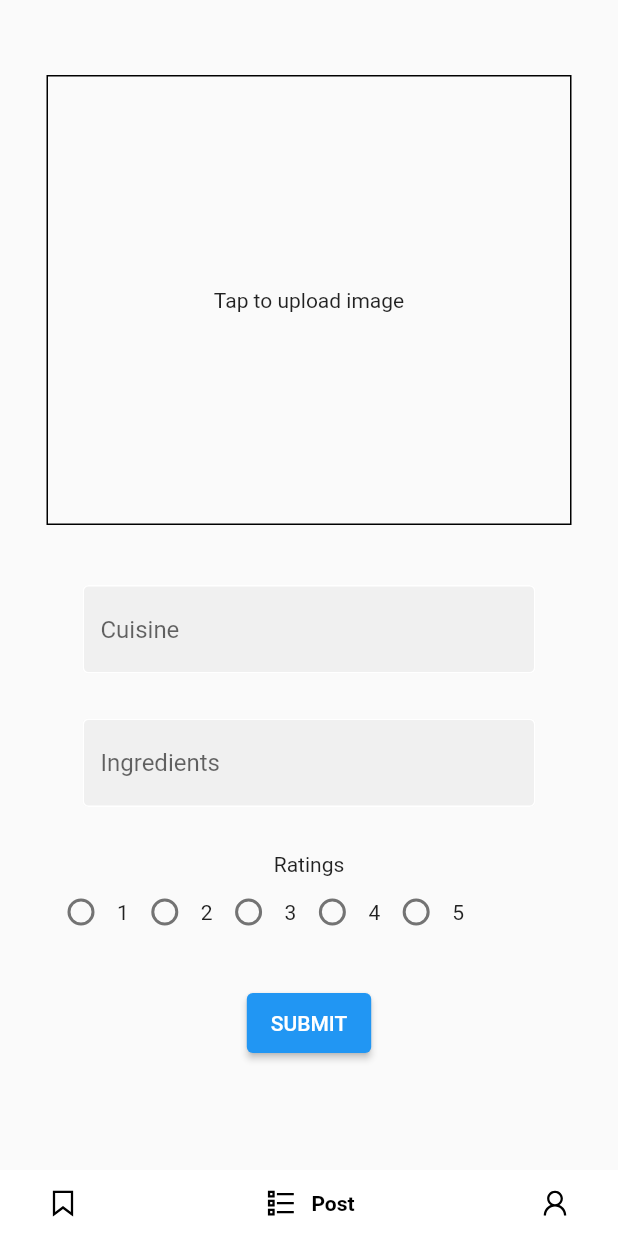
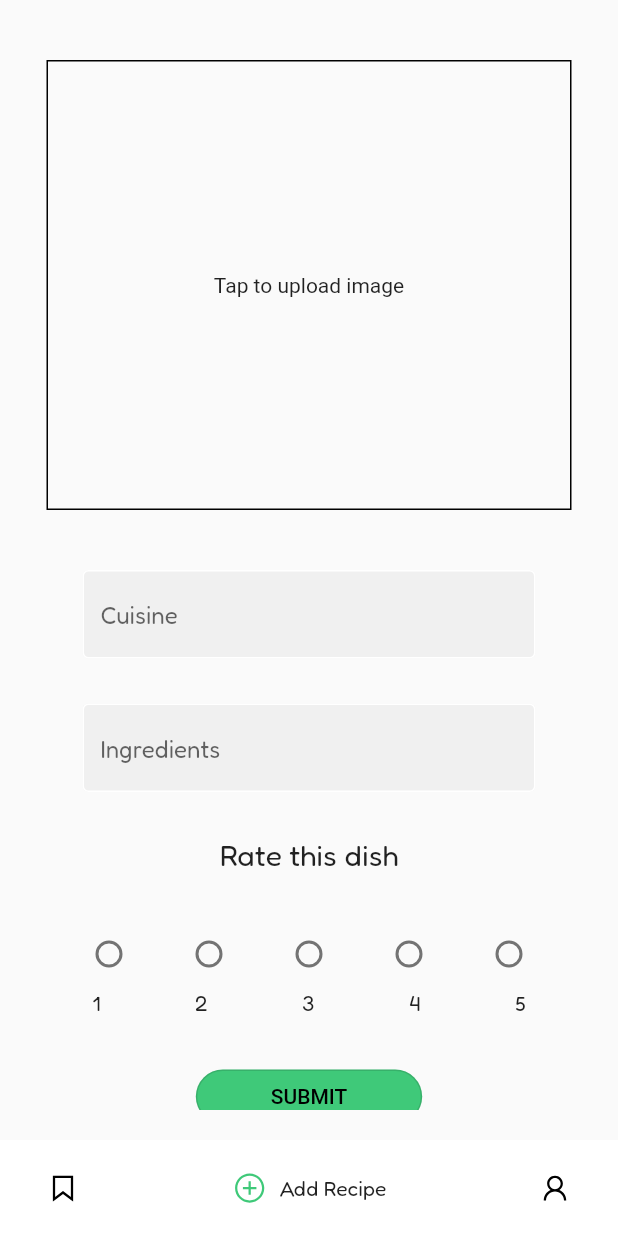
Before and after one commit to Ye1enaaa/Recipe-Vault, a Flutter app: the screen it shows after launch, item 2 of the bottom bar chosen, on a phone screen of 412 x 824 dp. Run offline on Flutter 3.47's test engine with Material 2 defaults, Android fonts, the phone set to English and light mode, and no system bars; drawn by our look-alikes of google_nav_bar; our stand-ins replace google_fonts, image_picker, line_icons.

Commit message:
add googlefonts & activeColor func on btm_nav_bar

```diff
--- a/lib/add_recipe.dart
+++ b/lib/add_recipe.dart
@@ -1,6 +1,7 @@
 import 'dart:io';
 import 'package:firstactivity/constants/text_fields.dart';
 import 'package:flutter/material.dart';
+import 'package:google_fonts/google_fonts.dart';
 import 'package:http/http.dart' as http;
 import 'package:image_picker/image_picker.dart';
 import 'constants/constants.dart';
@@ -67,7 +68,7 @@ class _AddRecipeState extends State<AddRecipe> {
               child: Column(
                 mainAxisAlignment: MainAxisAlignment.center,
                 children: [
-                  const SizedBox(height: 30),
+                  const SizedBox(height: 20),
                   InkWell(
                     onTap: (){
                       imagePicker();
@@ -98,6 +99,7 @@ class _AddRecipeState extends State<AddRecipe> {
                   const SizedBox(height: 40),
                   //inputs
                   TextFields(
+                    hintStyle: GoogleFonts.fredoka(),
                     controller: cuisineController,
                     maxLines: 1,
                     hintText: 'Cuisine',
@@ -105,17 +107,25 @@ class _AddRecipeState extends State<AddRecipe> {
                   ),
                   const SizedBox(height: 30),
                   TextFields(
+                    hintStyle: GoogleFonts.fredoka(),
                     controller: ingredientsController,
                     maxLines: null,
                     hintText: 'Ingredients',
                     obscureText: false,
                   ),
                   const SizedBox(height: 30),
-                  const Text('Ratings'),
-                  //For Rows
+                  Text(
+                    'Rate this dish',
+                    style: GoogleFonts.fredoka(
+                      fontSize: 20
+                    ),
+                  ),
+                  const SizedBox(height: 30),
                   Row(
+                    mainAxisAlignment: MainAxisAlignment.spaceEvenly,
                     children: [
                       Radio(
+                        activeColor: ksecColor,
                         value: 1,
                         groupValue: selectedRadio,
                         onChanged: (value){
@@ -124,8 +134,9 @@ class _AddRecipeState extends State<AddRecipe> {
                           });
                         },
                       ),
-                      const Text('1'),
+                      //const Text('1'),
                       Radio(
+                        activeColor: ksecColor,
                         value: 2,
                         groupValue: selectedRadio,
                         onChanged: (value){
@@ -134,8 +145,9 @@ class _AddRecipeState extends State<AddRecipe> {
                           });
                         },
                       ),
-                      const Text('2'),
+                      //const Text('2'),
                       Radio(
+                        activeColor: ksecColor,
                         value: 3,
                         groupValue: selectedRadio,
                         onChanged: (value){
@@ -144,8 +156,9 @@ class _AddRecipeState extends State<AddRecipe> {
                           });
                         },
                       ),
-                      const Text('3'),
+                      //const Text('3'),
                       Radio(
+                        activeColor: ksecColor,
                         value: 4,
                         groupValue: selectedRadio,
                         onChanged: (value){
@@ -154,8 +167,9 @@ class _AddRecipeState extends State<AddRecipe> {
                           });
                         },
                       ),
-                      const Text('4'),
+                      //const Text('4'),
                       Radio(
+                        activeColor: ksecColor,
                         value: 5,
                         groupValue: selectedRadio,
                         onChanged: (value){
@@ -164,15 +178,48 @@ class _AddRecipeState extends State<AddRecipe> {
                           });
                         },
                       ),
-                      const Text('5')
+                      //const Text('5')
+                    ],
+                  ),
+                  Row(
+                    mainAxisAlignment: MainAxisAlignment.spaceAround,
+                    children:[
+                      Text(
+                        '1',
+                        style: GoogleFonts.fredoka()
+                      ),
+                      Text(
+                        '2',
+                        style: GoogleFonts.fredoka()
+                      ),
+                      Text(
+                        '3',
+                        style: GoogleFonts.fredoka()
+                      ),
+                      Text(
+                        '4',
+                        style: GoogleFonts.fredoka()
+                      ),
+                      Text(
+                        '5',
+                        style: GoogleFonts.fredoka()
+                      )
                     ],
                   ),
                   const SizedBox(height: 30),
-                  SizedBox(
-                    height: 40,
-                    child: ElevatedButton(onPressed: (){
-                      postData();
-                    }, child: const Text('SUBMIT')),
+                  OutlinedButton(
+                    onPressed: postData,
+                    style: OutlinedButton.styleFrom(
+                      padding: const EdgeInsets.symmetric(horizontal: 50),
+                      shape: RoundedRectangleBorder(borderRadius: BorderRadius.circular(20)),
+                    backgroundColor: ksecColor
+                    ),
+                    child: Text(
+                      'SUBMIT',
+                      style: GoogleFonts.fredokaOne(
+                        color: Colors.black,
+                      ),
+                    ),
                   )
                 ],
               ),
--- a/lib/constants/constants.dart
+++ b/lib/constants/constants.dart
@@ -1,6 +1,8 @@
+// ignore_for_file: prefer_const_constructors
+
 import 'package:flutter/material.dart';
 
-const baseURL = 'http://192.168.146.201:8000';
+const baseURL = 'http://192.168.85.116:8000';
 const postRecipeURL = '$baseURL/api/recipe';
 const getRecipeURL = '$baseURL/api/recipe';
 const getImageURL = '$baseURL/storage/' ;
@@ -8,8 +10,8 @@ const deleteRecipeURL = '$baseURL/api/recipe/';
 
 //https://www.color-hex.com/color-palettes/
 //const 0xFF
-
+//https://www.figma.com/file/FKbiRsNMjb87dH2td438zj/foodini-2.0?node-id=2%3A276&t=IbJupUfPMvfBuNHP-0
 const kprimaryColor = Color(0xFF000000);
-const ksecColor = Color(0xFF1A4D2E);
-final style = TextStyle(fontSize: 60, fontWeight: FontWeight.w400);
-final secstyle = TextStyle(fontSize: 30, fontWeight: FontWeight.w200);
+const ksecColor = Color(0xFF3FC979);
+final style = TextStyle(fontSize: 40, fontWeight: FontWeight.w400);
+final secstyle = TextStyle(fontSize: 25, fontWeight: FontWeight.w200);
--- a/lib/constants/text_fields.dart
+++ b/lib/constants/text_fields.dart
@@ -5,8 +5,10 @@ class TextFields extends StatelessWidget {
   final String hintText;
   final bool obscureText;
   final maxLines;
+  final hintStyle;
 const TextFields({
   Key? key,
+  required this.hintStyle,
   required this.maxLines,
   required this.controller,
   required this.hintText,
@@ -22,6 +24,7 @@ const TextFields({
         controller: controller,
         obscureText: obscureText,
         decoration: InputDecoration(
+          hintStyle: hintStyle,
           hintText: hintText,
           enabledBorder: const OutlineInputBorder(
             borderSide: BorderSide(color: Colors.white)
--- a/lib/ui/listings.dart
+++ b/lib/ui/listings.dart
@@ -74,6 +74,7 @@ class _ListingsState extends State<Listings> {
   Widget build(BuildContext context) {
     Size size = MediaQuery.of(context).size;
     return Scaffold(
+      drawer: Drawer(),
       body: SafeArea(
         child: RefreshIndicator(
           backgroundColor: kprimaryColor,
@@ -117,13 +118,12 @@ class _ListingsState extends State<Listings> {
                                 )
                               ),
                               const SizedBox(width: 10),
-                              const Text(
+                              Text(
                                 'Erickson',
-                                style: TextStyle(
+                                style: GoogleFonts.fredoka(
                                   fontWeight: FontWeight.w400,
-                                  fontSize: 18.0,
-                                  //fontFamily: 'Poppins-Regular.ttf'
-                                ),
+                                  fontSize: 18
+                                )
                                 ),
                               const SizedBox(width: 220),
                                 //add ratings here
--- a/lib/ui/login_page.dart
+++ b/lib/ui/login_page.dart
@@ -1,6 +1,7 @@
 import 'package:firstactivity/ui/root_page.dart';
 import 'package:firstactivity/constants/text_fields.dart';
 import 'package:flutter/material.dart';
+import 'package:google_fonts/google_fonts.dart';
 import 'package:line_icons/line_icon.dart';
 import 'package:line_icons/line_icons.dart';
 
@@ -36,12 +37,14 @@ class _LoginPageState extends State<LoginPage> {
               ),
               const SizedBox(height: 20),
               TextFields(
+                hintStyle: null,
                 maxLines: null,
                 controller: nameController,
                 obscureText: false,
                 hintText: 'Username'),
               const SizedBox(height: 20),
               TextFields(
+                hintStyle: null,
                 maxLines: null,
                 controller: passwordController,
                 obscureText: true,
--- a/lib/ui/root_page.dart
+++ b/lib/ui/root_page.dart
@@ -4,6 +4,7 @@ import 'package:firstactivity/ui/home_page.dart';
 import 'package:firstactivity/ui/listings.dart';
 import 'package:firstactivity/ui/profile_page.dart';
 import 'package:flutter/material.dart';
+import 'package:google_fonts/google_fonts.dart';
 import 'package:google_nav_bar/google_nav_bar.dart';
 import 'package:line_icons/line_icons.dart';
 
@@ -29,7 +30,7 @@ class _RootPageState extends State<RootPage> {
         ],
       ),
       bottomNavigationBar: GNav(
-        padding: const EdgeInsets.symmetric(horizontal: 30, vertical: 10),
+        padding: const EdgeInsets.symmetric(horizontal: 30, vertical: 20),
         backgroundColor: Colors.white,
         gap: 8,
         rippleColor:Colors.grey[300]!,
@@ -45,18 +46,24 @@ class _RootPageState extends State<RootPage> {
             icon: LineIcons.bookmark,
             text: 'Listings',
             borderRadius: BorderRadius.circular(20),
+            textStyle: GoogleFonts.fredoka(),
+            iconActiveColor: ksecColor,
           ),
           GButton(
-            icon: LineIcons.list,
-            text: 'Post',
+            icon: LineIcons.plusCircle,
+            text: 'Add Recipe',
             borderRadius: BorderRadius.circular(20),
+            textStyle: GoogleFonts.fredoka(),
+            iconActiveColor: ksecColor,
           ),
           GButton(
             icon: LineIcons.user,
             text: 'Account',
             borderRadius: BorderRadius.circular(20),
+            textStyle: GoogleFonts.fredoka(),
+            iconActiveColor: ksecColor,
           )
-        ],
+          ],
       ),
     );
   }
```
